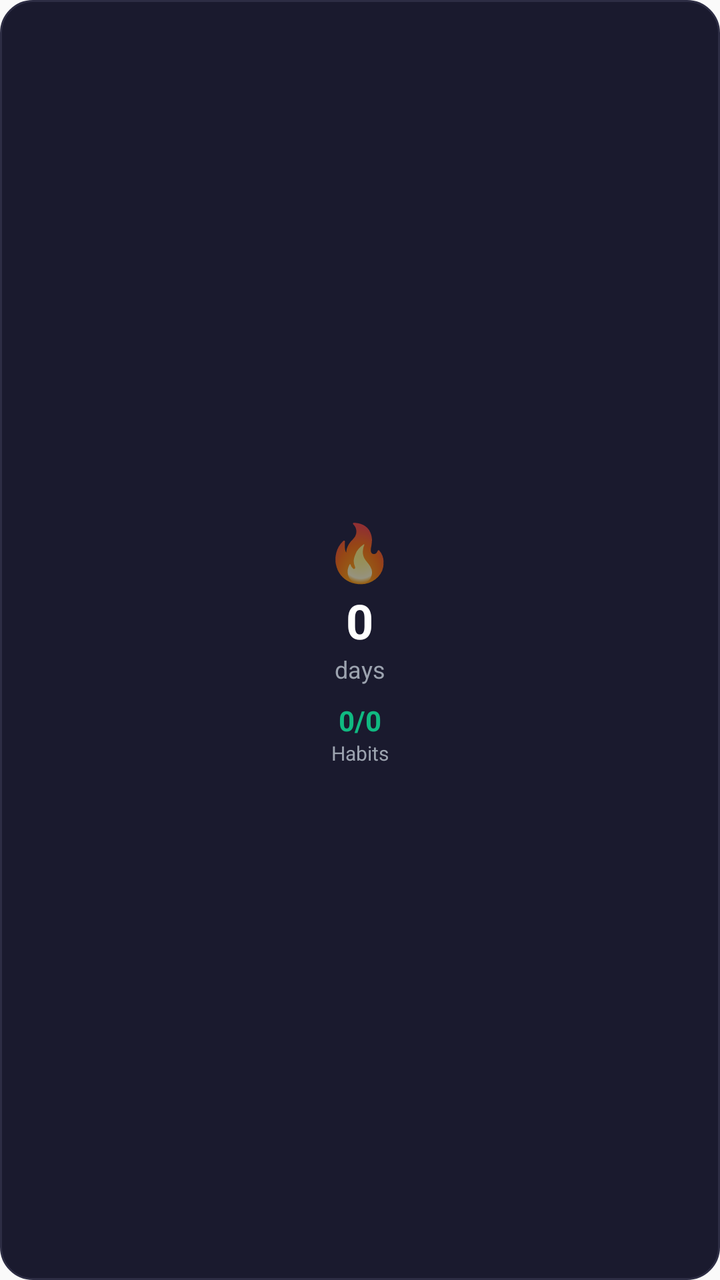
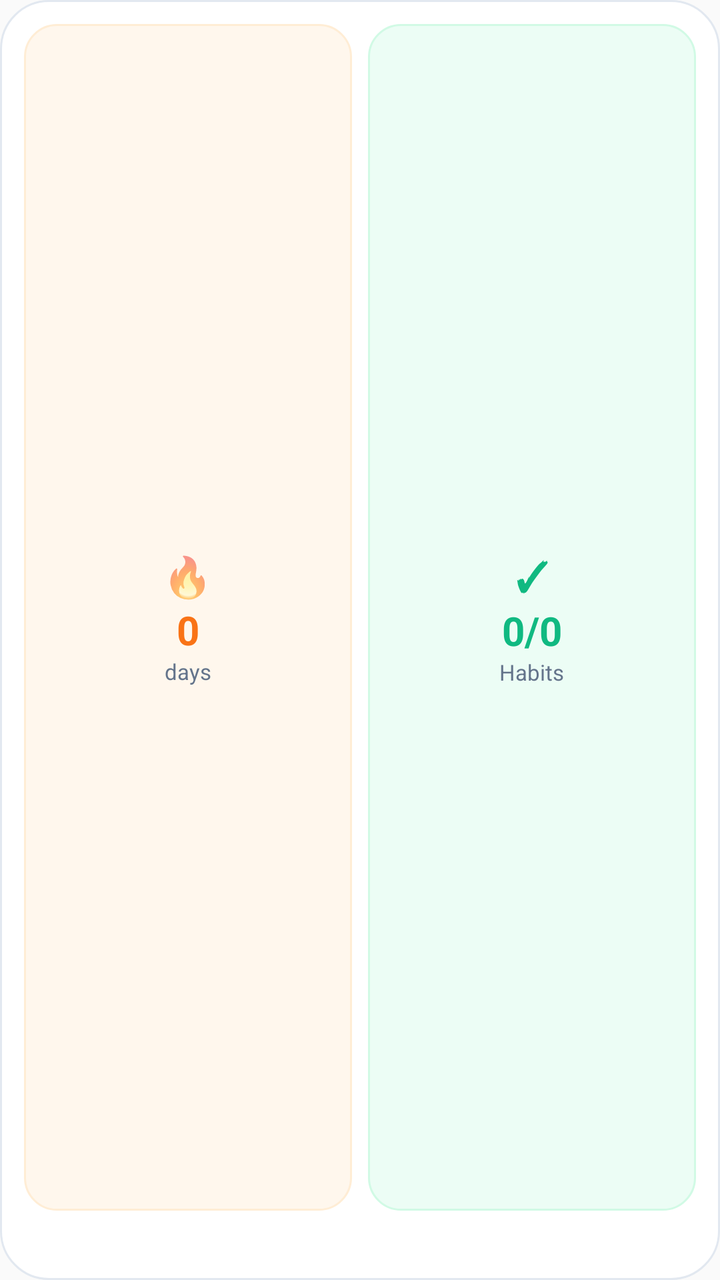

Screens rendered from an Android XML layout before and after an edit, with the pre-edit source and the edit as a unified diff.
<!-- AndroidManifest.xml: application theme AppTheme -->
<!-- res/layout/widget_small.xml -->
<?xml version="1.0" encoding="utf-8"?>
<LinearLayout xmlns:android="http://schemas.android.com/apk/res/android"
    android:id="@+id/widget_container"
    android:layout_width="match_parent"
    android:layout_height="match_parent"
    android:background="@drawable/widget_background"
    android:gravity="center"
    android:orientation="vertical"
    android:padding="12dp">

    
    <TextView
        android:id="@+id/streak_icon"
        android:layout_width="wrap_content"
        android:layout_height="wrap_content"
        android:text="🔥"
        android:textSize="28sp" />

    
    <TextView
        android:id="@+id/streak_count"
        android:layout_width="wrap_content"
        android:layout_height="wrap_content"
        android:text="0"
        android:textColor="#FFFFFF"
        android:textSize="24sp"
        android:textStyle="bold" />

    
    <TextView
        android:id="@+id/streak_label"
        android:layout_width="wrap_content"
        android:layout_height="wrap_content"
        android:text="@string/widget_days"
        android:textColor="#9CA3AF"
        android:textSize="12sp" />

    
    <TextView
        android:id="@+id/habits_progress"
        android:layout_width="wrap_content"
        android:layout_height="wrap_content"
        android:layout_marginTop="8dp"
        android:text="0/0"
        android:textColor="#10B981"
        android:textSize="14sp"
        android:textStyle="bold" />

    <TextView
        android:layout_width="wrap_content"
        android:layout_height="wrap_content"
        android:text="@string/widget_habits_label"
        android:textColor="#9CA3AF"
        android:textSize="10sp" />

</LinearLayout>
<!-- resources referenced by this layout -->
<resources>
  <!-- drawable widget_background (drawable) -->
  <?xml version="1.0" encoding="utf-8"?>
  <shape xmlns:android="http://schemas.android.com/apk/res/android"
      android:shape="rectangle">
      <corners android:radius="16dp" />
      <solid android:color="#1A1A2E" />
      <stroke
          android:width="1dp"
          android:color="#2D2D44" />
  </shape>
  <string name="widget_days">days</string>
  <string name="widget_habits_label">Habits</string>
  <style name="AppTheme" parent="Theme.AppCompat.Light.DarkActionBar">
          
          <item name="colorPrimary">@color/colorPrimary</item>
          <item name="colorPrimaryDark">@color/colorPrimaryDark</item>
          <item name="colorAccent">@color/colorAccent</item>
      </style>
</resources>

<!-- the commit's change to res/layout/widget_small.xml (unified diff, before → after) -->
@@ -3,54 +3,103 @@
     android:id="@+id/widget_container"
     android:layout_width="match_parent"
     android:layout_height="match_parent"
-    android:background="@drawable/widget_background"
+    android:background="@drawable/widget_bg_premium"
     android:gravity="center"
     android:orientation="vertical"
     android:padding="12dp">
 
     
-    <TextView
-        android:id="@+id/streak_icon"
-        android:layout_width="wrap_content"
-        android:layout_height="wrap_content"
-        android:text="🔥"
-        android:textSize="28sp" />
+    <LinearLayout
+        android:layout_width="match_parent"
+        android:layout_height="0dp"
+        android:layout_weight="1"
+        android:gravity="center"
+        android:orientation="horizontal">
+
+        
+        <LinearLayout
+            android:layout_width="0dp"
+            android:layout_height="match_parent"
+            android:layout_weight="1"
+            android:layout_marginEnd="4dp"
+            android:background="@drawable/stat_card_streak"
+            android:gravity="center"
+            android:orientation="vertical"
+            android:padding="8dp">
+
+            <TextView
+                android:id="@+id/streak_icon"
+                android:layout_width="wrap_content"
+                android:layout_height="wrap_content"
+                android:text="🔥"
+                android:textSize="20sp" />
+
+            <TextView
+                android:id="@+id/streak_count"
+                android:layout_width="wrap_content"
+                android:layout_height="wrap_content"
+                android:text="0"
+                android:textColor="@color/widget_streak"
+                android:textSize="20sp"
+                android:textStyle="bold" />
+
+            <TextView
+                android:id="@+id/streak_label"
+                android:layout_width="wrap_content"
+                android:layout_height="wrap_content"
+                android:text="@string/widget_days"
+                android:textColor="@color/widget_text_secondary"
+                android:textSize="11sp" />
+        </LinearLayout>
+
+        
+        <LinearLayout
+            android:layout_width="0dp"
+            android:layout_height="match_parent"
+            android:layout_weight="1"
+            android:layout_marginStart="4dp"
+            android:background="@drawable/stat_card_habits"
+            android:gravity="center"
+            android:orientation="vertical"
+            android:padding="8dp">
+
+            <TextView
+                android:layout_width="wrap_content"
+                android:layout_height="wrap_content"
+                android:text="✓"
+                android:textColor="@color/widget_habits"
+                android:textSize="20sp"
+                android:textStyle="bold" />
+
+            <TextView
+                android:id="@+id/habits_progress"
+                android:layout_width="wrap_content"
+                android:layout_height="wrap_content"
+                android:text="0/0"
+                android:textColor="@color/widget_habits"
+                android:textSize="20sp"
+                android:textStyle="bold" />
+
+            <TextView
+                android:layout_width="wrap_content"
+                android:layout_height="wrap_content"
+                android:text="@string/widget_habits_label"
+                android:textColor="@color/widget_text_secondary"
+                android:textSize="11sp" />
+        </LinearLayout>
+    </LinearLayout>
 
     
     <TextView
-        android:id="@+id/streak_count"
-        android:layout_width="wrap_content"
-        android:layout_height="wrap_content"
-        android:text="0"
-        android:textColor="#FFFFFF"
-        android:textSize="24sp"
-        android:textStyle="bold" />
-
-    
-    <TextView
-        android:id="@+id/streak_label"
-        android:layout_width="wrap_content"
-        android:layout_height="wrap_content"
-        android:text="@string/widget_days"
-        android:textColor="#9CA3AF"
-        android:textSize="12sp" />
-
-    
-    <TextView
-        android:id="@+id/habits_progress"
-        android:layout_width="wrap_content"
+        android:id="@+id/insight_message"
+        android:layout_width="match_parent"
         android:layout_height="wrap_content"
         android:layout_marginTop="8dp"
-        android:text="0/0"
-        android:textColor="#10B981"
-        android:textSize="14sp"
-        android:textStyle="bold" />
-
-    <TextView
-        android:layout_width="wrap_content"
-        android:layout_height="wrap_content"
-        android:text="@string/widget_habits_label"
-        android:textColor="#9CA3AF"
-        android:textSize="10sp" />
+        android:gravity="center"
+        android:text=""
+        android:textColor="@color/widget_insight_text"
+        android:textSize="11sp"
+        android:maxLines="1"
+        android:ellipsize="end" />
 
 </LinearLayout>
<!-- resource entries referenced after the edit -->
@@ -1,14 +1,38 @@
 <!-- resources referenced by this layout -->
 <resources>
-  <!-- drawable widget_background (drawable) -->
+  <color name="widget_habits">#10B981</color>
+  <color name="widget_insight_text">#475569</color>
+  <color name="widget_streak">#F97316</color>
+  <color name="widget_text_secondary">#64748B</color>
+  <!-- drawable stat_card_habits (drawable) -->
   <?xml version="1.0" encoding="utf-8"?>
   <shape xmlns:android="http://schemas.android.com/apk/res/android"
       android:shape="rectangle">
       <corners android:radius="16dp" />
-      <solid android:color="#1A1A2E" />
+      <solid android:color="@color/widget_habits_bg" />
       <stroke
           android:width="1dp"
-          android:color="#2D2D44" />
+          android:color="@color/widget_habits_border" />
+  </shape>
+  <!-- drawable stat_card_streak (drawable) -->
+  <?xml version="1.0" encoding="utf-8"?>
+  <shape xmlns:android="http://schemas.android.com/apk/res/android"
+      android:shape="rectangle">
+      <corners android:radius="16dp" />
+      <solid android:color="@color/widget_streak_bg" />
+      <stroke
+          android:width="1dp"
+          android:color="@color/widget_streak_border" />
+  </shape>
+  <!-- drawable widget_bg_premium (drawable) -->
+  <?xml version="1.0" encoding="utf-8"?>
+  <shape xmlns:android="http://schemas.android.com/apk/res/android"
+      android:shape="rectangle">
+      <corners android:radius="24dp" />
+      <solid android:color="@color/widget_bg" />
+      <stroke
+          android:width="1dp"
+          android:color="@color/widget_border" />
   </shape>
   <string name="widget_days">days</string>
   <string name="widget_habits_label">Habits</string>
@@ -18,5 +42,11 @@
           <item name="colorPrimaryDark">@color/colorPrimaryDark</item>
           <item name="colorAccent">@color/colorAccent</item>
       </style>
+  <color name="widget_habits_bg">#ECFDF5</color>
+  <color name="widget_habits_border">#D1FAE5</color>
+  <color name="widget_streak_bg">#FFF7ED</color>
+  <color name="widget_streak_border">#FFEDD5</color>
+  <color name="widget_bg">#FFFFFF</color>
+  <color name="widget_border">#E2E8F0</color>
 </resources>
 
